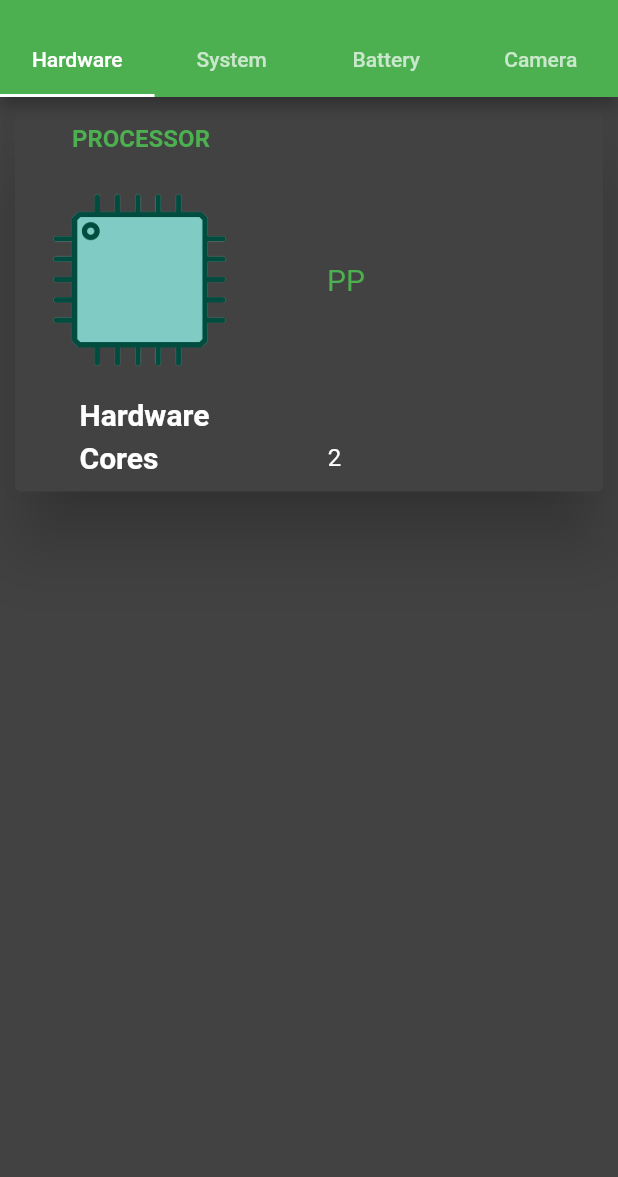
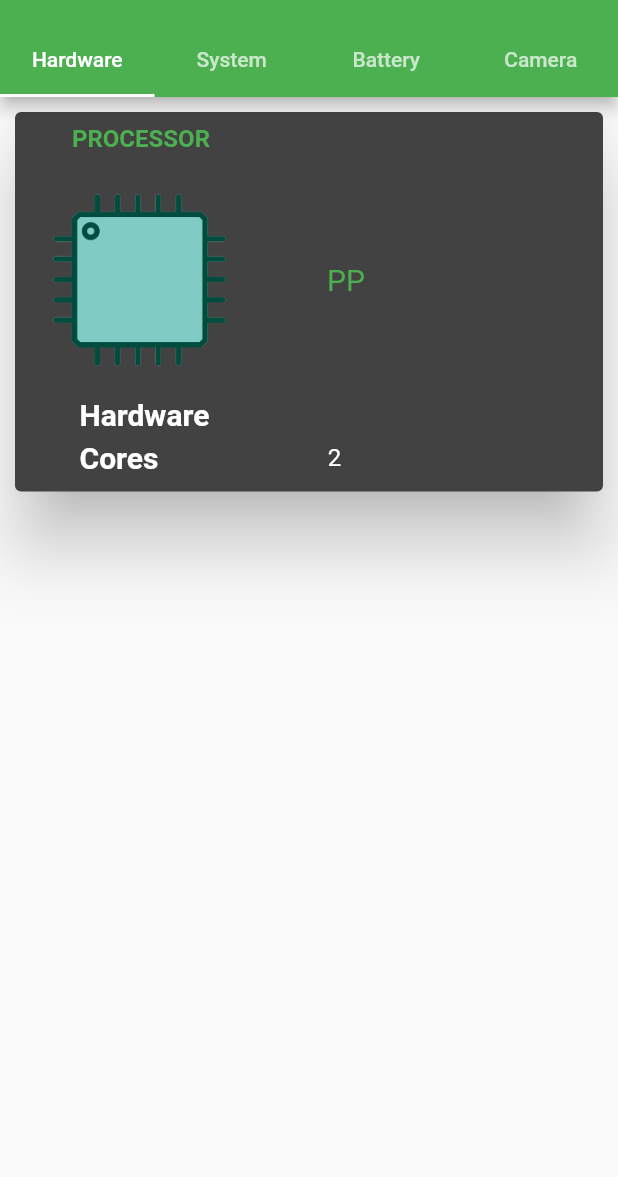
Before and after one commit to gupta-shrinath/Dev, a Flutter app: the screen it shows after launch, on a phone screen of 412 x 824 dp, the part 59-1236 px from its top. Run offline on Flutter 3.47's test engine with Material 2 defaults, Android fonts, the phone set to English and light mode, and no system bars; our stand-ins replace battery_plus, device_info_plus; missing offline and left inert: network_info_plus.

Commit message:
Refactor main.dart

```diff
--- a/lib/main.dart
+++ b/lib/main.dart
@@ -1,12 +1,14 @@
-import 'package:dev/tabs/camera_tab.dart';
+import 'package:dev/tabs/battery_tab.dart';
+import 'package:dev/tabs/network_tab.dart';
+import 'package:dev/tabs/system_tab.dart';
 import 'package:flutter/cupertino.dart';
 import 'package:flutter/material.dart';
 
-import 'tabs/battery_tab.dart';
 import 'tabs/hardware_tab.dart';
-import 'tabs/system_tab.dart';
 
-void main() => runApp(DevCheck());
+void main() => runApp(
+      DevCheck(),
+    );
 
 class DevCheck extends StatefulWidget {
   @override
@@ -15,7 +17,7 @@ class DevCheck extends StatefulWidget {
 
 class _DevCheckState extends State<DevCheck>
     with SingleTickerProviderStateMixin {
-  TabController mTabController;
+  late TabController mTabController;
 
   @override
   void initState() {
@@ -59,14 +61,18 @@ class _DevCheckState extends State<DevCheck>
             controller: mTabController,
           ),
         ),
-        backgroundColor: Colors.grey.shade800,
+        //backgroundColor: Colors.grey.shade800,
         body: TabBarView(
           controller: mTabController,
           children: <Widget>[
             Hardware(),
             System(),
-            Battery(),
-            Camera(),
+            DeviceBattery(),
+            Network(),
+
+            // System(),
+            // Battery(),
+            // Camera(),
           ],
         ),
       ),
```
